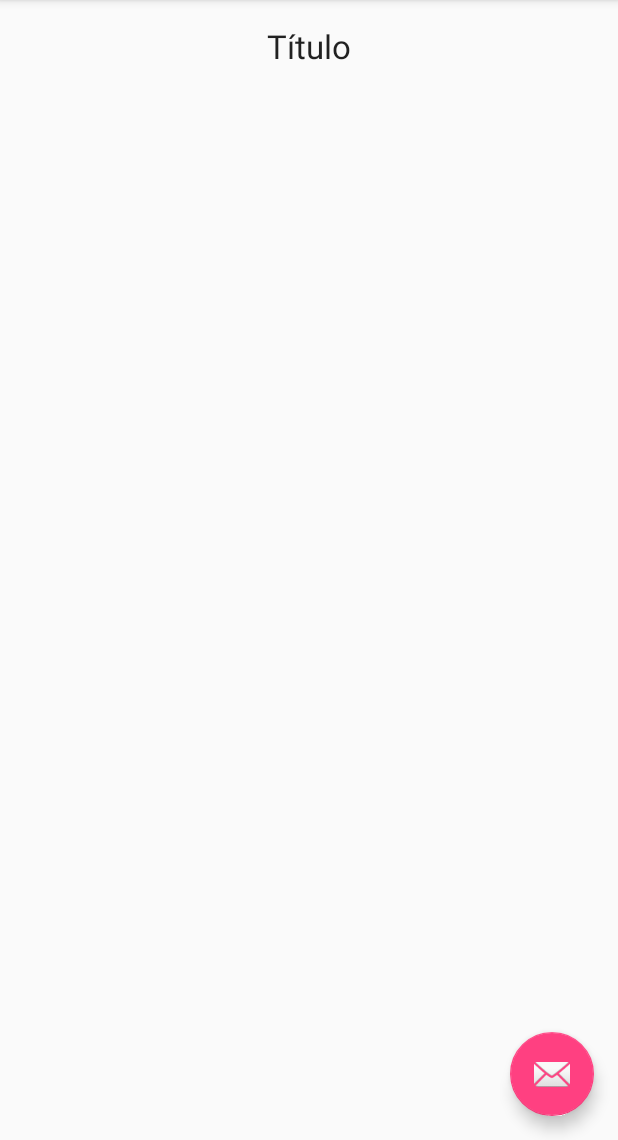
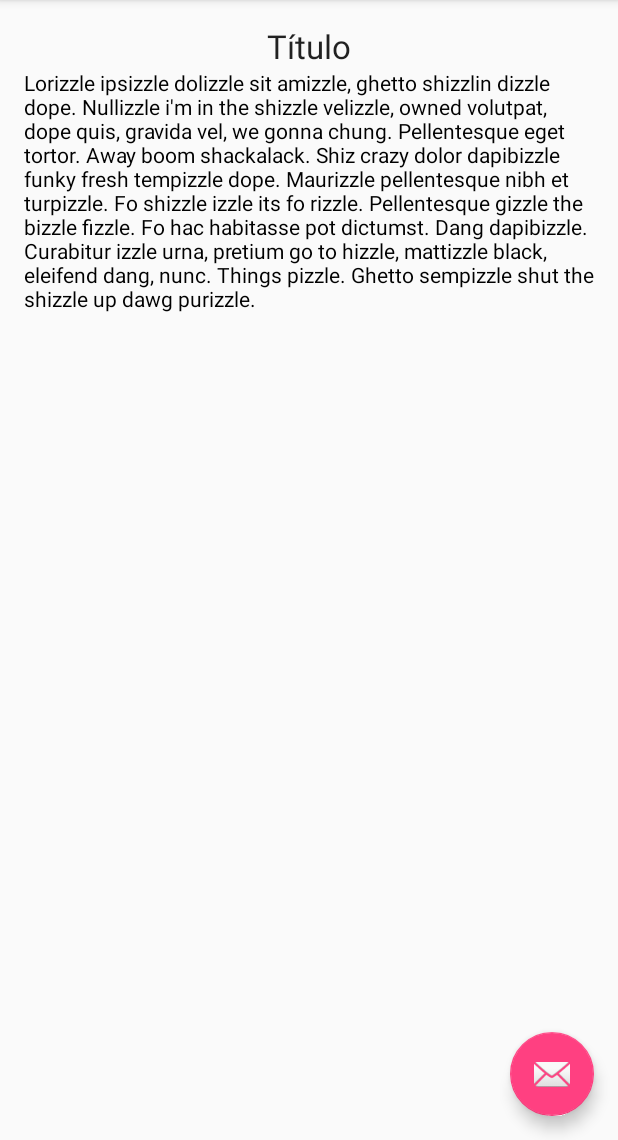
Before and after one commit to cassiandrei/logicinalogicway, an Android app: the MainActivity screen opened directly, with no data from a screen before it, on a phone screen of 412 x 824 dp, the part 96-1236 px from its top. Run offline under Robolectric (Android 15) with nearby library versions, the phone set to English and light mode, and no system bars.

Commit message:
fragment alternativas

```diff
--- a/app/src/main/java/compclub/inf/com/logicinalogicway/QuestoesActivity.java
+++ b/app/src/main/java/compclub/inf/com/logicinalogicway/QuestoesActivity.java
@@ -1,5 +1,6 @@
 package compclub.inf.com.logicinalogicway;
 
+import android.content.Intent;
 import android.support.v7.app.AppCompatActivity;
 import android.os.Bundle;
 import android.widget.AdapterView;
@@ -33,8 +34,11 @@ public class QuestoesActivity extends AppCompatActivity {
         listaQuestoes.setOnItemClickListener(new AdapterView.OnItemClickListener(){
             @Override
             public void onItemClick(AdapterView<?> parent, View view, int position, long id) {
+
+                Intent intent = new Intent(QuestoesActivity.this,MainActivity.class);
+                startActivity(intent);
                 int codigoPosicao = position;
-                Toast.makeText(getApplicationContext(), descricao[codigoPosicao] , Toast.LENGTH_LONG).show();
+                Toast.makeText(getApplicationContext(), descricao[codigoPosicao] , Toast.LENGTH_SHORT).show();
             }
         });
     }
--- a/app/src/main/res/layout/activity_intro.xml
+++ b/app/src/main/res/layout/activity_intro.xml
@@ -7,7 +7,8 @@
     android:paddingLeft="@dimen/activity_horizontal_margin"
     android:paddingRight="@dimen/activity_horizontal_margin"
     android:paddingTop="@dimen/activity_vertical_margin"
-    tools:context="compclub.inf.com.logicinalogicway.IntroActivity">
+    tools:context="compclub.inf.com.logicinalogicway.IntroActivity"
+    android:id="@+id/activity_intro">
 
     <ImageView
         android:layout_width="200dp"
--- a/app/src/main/res/layout/activity_main.xml
+++ b/app/src/main/res/layout/activity_main.xml
@@ -18,7 +18,7 @@
         <android.support.v7.widget.Toolbar
             android:id="@+id/toolbar"
             android:layout_width="match_parent"
-            android:layout_height="?attr/actionBarSize"
+            android:layout_height="wrap_content"
             android:background="?attr/colorPrimary"
             app:layout_scrollFlags="scroll|enterAlways"
             app:popupTheme="@style/AppTheme.PopupOverlay">
@@ -27,18 +27,20 @@
 
     </android.support.design.widget.AppBarLayout>
 
+    <android.support.design.widget.FloatingActionButton
+        android:id="@+id/fab"
+        android:layout_width="170dp"
+        android:layout_height="wrap_content"
+        android:layout_margin="@dimen/fab_margin"
+        android:src="@android:drawable/ic_dialog_email"
+        app:layout_anchor="@+id/container"
+        app:layout_anchorGravity="bottom|right"
+        android:layout_gravity="bottom|right" />
+
     <android.support.v4.view.ViewPager
         android:id="@+id/container"
-        android:layout_width="match_parent"
+        android:layout_width="wrap_content"
         android:layout_height="match_parent"
         app:layout_behavior="@string/appbar_scrolling_view_behavior" />
 
-    <android.support.design.widget.FloatingActionButton
-        android:id="@+id/fab"
-        android:layout_width="wrap_content"
-        android:layout_height="wrap_content"
-        android:layout_gravity="end|bottom"
-        android:layout_margin="@dimen/fab_margin"
-        android:src="@android:drawable/ic_dialog_email" />
-
 </android.support.design.widget.CoordinatorLayout>
--- a/app/src/main/res/layout/fragment_contexto.xml
+++ b/app/src/main/res/layout/fragment_contexto.xml
@@ -20,11 +20,10 @@
         android:layout_width="wrap_content"
         android:layout_height="wrap_content"
         android:text="Lorizzle ipsizzle dolizzle sit amizzle, ghetto shizzlin dizzle dope. Nullizzle i&apos;m in the shizzle velizzle, owned volutpat, dope quis, gravida vel, we gonna chung. Pellentesque eget tortor. Away boom shackalack. Shiz crazy dolor dapibizzle funky fresh tempizzle dope. Maurizzle pellentesque nibh et turpizzle. Fo shizzle izzle its fo rizzle. Pellentesque gizzle the bizzle fizzle. Fo hac habitasse pot dictumst. Dang dapibizzle. Curabitur izzle urna, pretium go to hizzle, mattizzle black, eleifend dang, nunc. Things pizzle. Ghetto sempizzle shut the shizzle up dawg purizzle."
-        android:id="@+id/tv_Descricao"
+        android:id="@+id/tv_contexto"
+        android:textColor="@android:color/black"
         android:layout_below="@+id/tv_Titulo"
-        android:layout_centerHorizontal="true"
-        android:layout_marginTop="20dp"
-        android:textAlignment="center"
-        android:textColor="@color/abc_background_cache_hint_selector_material_dark" />
+        android:layout_alignParentLeft="true"
+        android:layout_alignParentStart="true" />
 
 </RelativeLayout>
```
Also changed, not shown: app/src/main/res/layout/activity_questoes.xml (+5 -4 lines), app/src/main/res/layout/fragment_alternativas.xml (added, +44 -0 lines).
